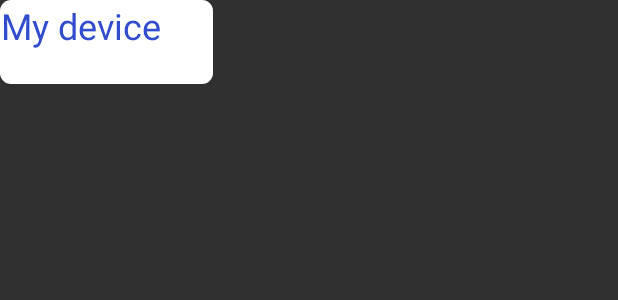
After one commit to huy3999/MapboxDemoApp, an Android app: the layout marker_view_bubble.xml on its own in the app's theme, with its tools: preview values and no code run, on a phone screen of 412 x 824 dp. The commit adds this screen. Shown: the top 300 px of the screen. Run offline under Robolectric (Android 15) with nearby library versions, the light colour scheme and no system bars.

Commit message:
update display info constraint layout

```diff
--- a/app/build.gradle
+++ b/app/build.gradle
@@ -45,7 +45,8 @@ dependencies {
     implementation 'com.mapbox.mapboxsdk:mapbox-android-plugin-locationlayer:0.5.0'
     implementation 'com.mapbox.mapboxsdk:mapbox-android-core:1.3.0'
     implementation 'com.mapbox.mapboxsdk:mapbox-android-navigation-ui:0.42.0'
-
+    implementation 'com.mapbox.mapboxsdk:mapbox-android-plugin-annotation-v8:0.7.0'
+    implementation 'com.mapbox.mapboxsdk:mapbox-android-plugin-markerview-v8:0.3.0'
 
 }
 
--- a/app/src/main/AndroidManifest.xml
+++ b/app/src/main/AndroidManifest.xml
@@ -10,7 +10,7 @@
         android:label="@string/app_name"
         android:roundIcon="@mipmap/ic_launcher_round"
         android:supportsRtl="true"
-        android:theme="@style/AppTheme">
+        android:theme="@style/Theme.AppCompat.NoActionBar">
         <activity android:name=".MainActivity">
             <intent-filter>
                 <action android:name="android.intent.action.MAIN" />
--- /dev/null
+++ b/app/src/main/res/drawable/round_corner.xml
@@ -0,0 +1,14 @@
+<?xml version="1.0" encoding="UTF-8"?>
+<shape xmlns:android="http://schemas.android.com/apk/res/android">
+    <solid android:color="#ffffffff"/>
+
+
+    <padding android:left="1dp"
+        android:top="1dp"
+        android:right="1dp"
+        android:bottom="1dp"
+        />
+
+    <corners android:bottomRightRadius="7dp" android:bottomLeftRadius="7dp"
+        android:topLeftRadius="7dp" android:topRightRadius="7dp"/>
+</shape>
--- /dev/null
+++ b/app/src/main/res/layout/marker_view_bubble.xml
@@ -0,0 +1,29 @@
+<?xml version="1.0" encoding="utf-8"?>
+<android.support.constraint.ConstraintLayout
+    xmlns:android="http://schemas.android.com/apk/res/android"
+    xmlns:tools="http://schemas.android.com/tools"
+
+    xmlns:app="http://schemas.android.com/apk/res-auto"
+        android:id="@+id/constraintBubble"
+        android:layout_width="142dp"
+        android:layout_height="56dp"
+        android:background="@drawable/round_corner"
+
+        android:clickable="true"
+        app:layout_constraintTop_toTopOf="parent"
+        tools:layout_editor_absoluteX="0dp">
+
+    <TextView
+
+        android:textColor="@color/mapboxBlueDark"
+        android:id="@+id/txtMarker"
+        android:layout_width="wrap_content"
+        android:layout_height="wrap_content"
+        android:onClick="onClickConstraint"
+        android:clickable="true"
+        android:text="My device"
+        android:textSize="24sp"
+        tools:layout_editor_absoluteX="16dp"
+        tools:layout_editor_absoluteY="12dp" />
+
+    </android.support.constraint.ConstraintLayout>
--- a/app/src/main/res/values/colors.xml
+++ b/app/src/main/res/values/colors.xml
@@ -11,7 +11,7 @@
 
     <color name="mapboxGreenDark">#269561</color>
     <color name="mapboxGreen">#33c377</color>
-    <color name="mapboxGreenLight">#afdec5</color>
+    <color name="mapboxGreenLight">#AFDEC5</color>
     <color name="mapboxGreenFaint">#e8f5ee</color>
 
 
--- a/app/src/main/res/values/strings.xml
+++ b/app/src/main/res/values/strings.xml
@@ -444,4 +444,5 @@
     <string name="saved_long_textview">Saved longitude: %1$s</string>
     <string name="tap_on_map_save_to_shared_pref">Tap on the map to save coordinates to the device\'s Shared Preferences</string>
     <string name="shared_pref_marker_placement">Marker placed at coordinates saved in Shared Preferences.</string>
+    <string name="navigation_guidance_custom">mapbox://styles/huy3999/ck1g24eng30p01con8j8r5bdb</string>
 </resources>
```
Also changed, not shown: app/src/main/res/layout/activity_main.xml (+35 -85 lines).
